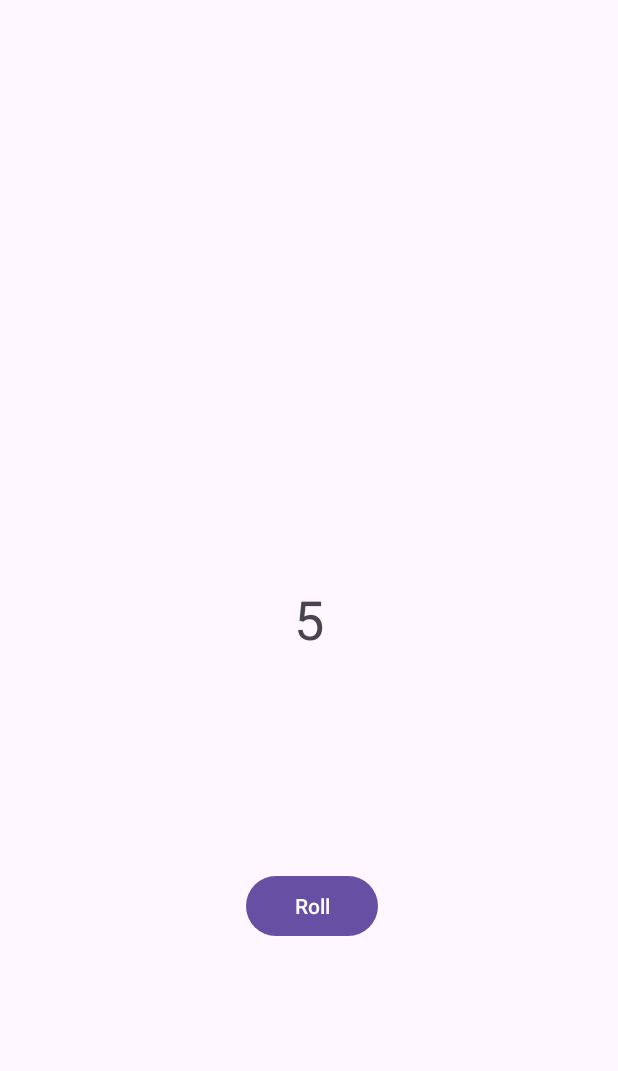
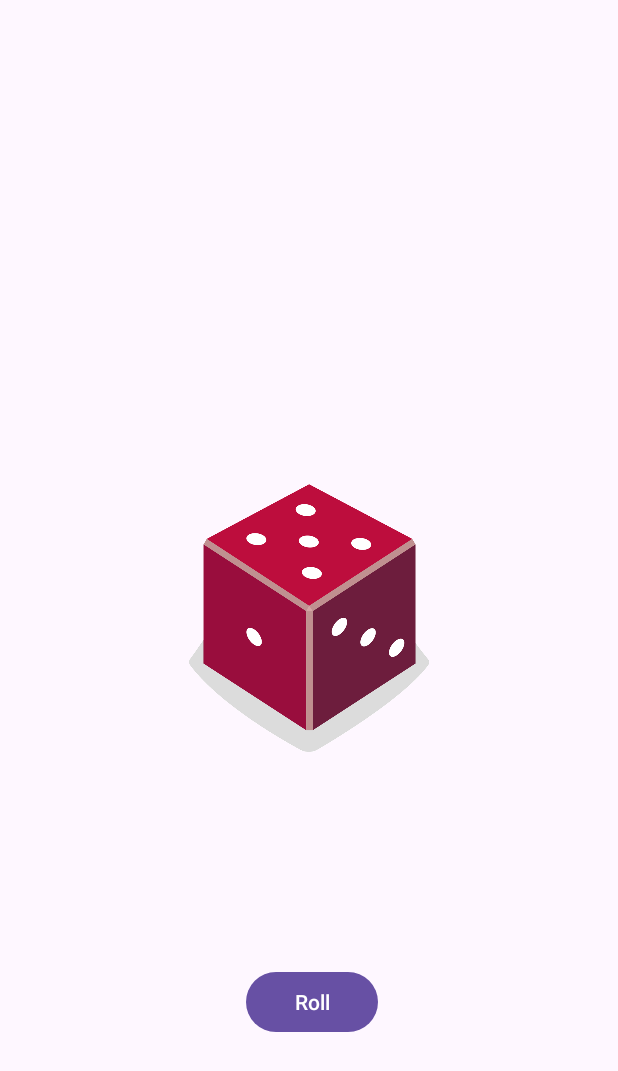
Before and after one commit to timothyobosi/rolldoce_134100, an Android app: the screen it shows after launch (MainActivity), after a tap on "Roll", on a phone screen of 412 x 824 dp. Shown: the top 1071 px of the screen. Run offline under Robolectric (Android 15) with nearby library versions, the phone set to English and light mode, and no system bars.

Commit message:
Second commit

```diff
--- a/src/main/java/com/example/diceroller/MainActivity.kt
+++ b/src/main/java/com/example/diceroller/MainActivity.kt
@@ -3,6 +3,7 @@ package com.example.diceroller
 import androidx.appcompat.app.AppCompatActivity
 import android.os.Bundle
 import android.widget.Button
+import android.widget.ImageView
 import android.widget.TextView
 import android.widget.Toast
 
@@ -23,8 +24,20 @@ class MainActivity : AppCompatActivity() {
     private fun rollDice() {
         val dice = Dice(6)
         val diceRoll = dice.roll()
-        val resultTextView: TextView = findViewById(R.id.textView2)
-        resultTextView.text = diceRoll.toString()
+        val diceImage: ImageView = findViewById(R.id.imageView2)
+
+        val drawableResource = when (diceRoll){
+            1 -> R.drawable.dice_1
+            2 -> R.drawable.dice_2
+            3 -> R.drawable.dice_3
+            4 -> R.drawable.dice_4
+            5 -> R.drawable.dice_5
+            else -> R.drawable.dice_6
+        }
+
+        diceImage.setImageResource(drawableResource)
+
+        diceImage.contentDescription = diceRoll.toString()
     }
 }
 class Dice (val numSides:Int) {
--- a/src/main/res/layout/activity_main.xml
+++ b/src/main/res/layout/activity_main.xml
@@ -6,29 +6,28 @@
     android:layout_height="match_parent"
     tools:context=".MainActivity">
 
-    <TextView
-        android:id="@+id/textView2"
-        android:layout_width="wrap_content"
-        android:layout_height="wrap_content"
-        android:textSize="36sp"
-        app:layout_constraintBottom_toBottomOf="parent"
-        app:layout_constraintEnd_toEndOf="parent"
-        app:layout_constraintStart_toStartOf="parent"
-        app:layout_constraintTop_toTopOf="parent"
-        tools:text="1" />
-
     <Button
         android:id="@+id/button"
         android:layout_width="wrap_content"
         android:layout_height="wrap_content"
         android:layout_marginStart="162dp"
         android:layout_marginLeft="162dp"
-        android:layout_marginTop="143dp"
         android:layout_marginEnd="158dp"
         android:layout_marginRight="158dp"
         android:text="Roll"
+        app:layout_constraintBottom_toBottomOf="parent"
         app:layout_constraintEnd_toEndOf="parent"
         app:layout_constraintStart_toStartOf="parent"
-        app:layout_constraintTop_toBottomOf="@+id/textView2" />
+        app:layout_constraintTop_toBottomOf="@+id/imageView2" />
+
+    <ImageView
+        android:id="@+id/imageView2"
+        android:layout_width="160dp"
+        android:layout_height="200dp"
+        app:layout_constraintBottom_toBottomOf="parent"
+        app:layout_constraintEnd_toEndOf="parent"
+        app:layout_constraintStart_toStartOf="parent"
+        app:layout_constraintTop_toTopOf="parent"
+        tools:srcCompat="@drawable/dice_1" />
 
 </androidx.constraintlayout.widget.ConstraintLayout>
```
Also changed, not shown: src/main/res/drawable/dice_1.png (added), src/main/res/drawable/dice_2.png (added), src/main/res/drawable/dice_3.png (added), src/main/res/drawable/dice_4.png (added), src/main/res/drawable/dice_5.png (added), src/main/res/drawable/dice_6.png (added).
